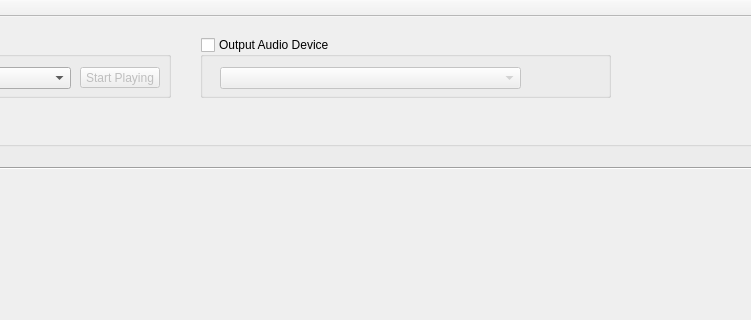
This is mainwindow.ui in scyphio122/Live_Audio_Streaming_App as Qt 5 draws it before an edit; both pictures show x 270 to 1021 and y 0 to 320 of the 1263 by 797 pixel window. The edited form follows.
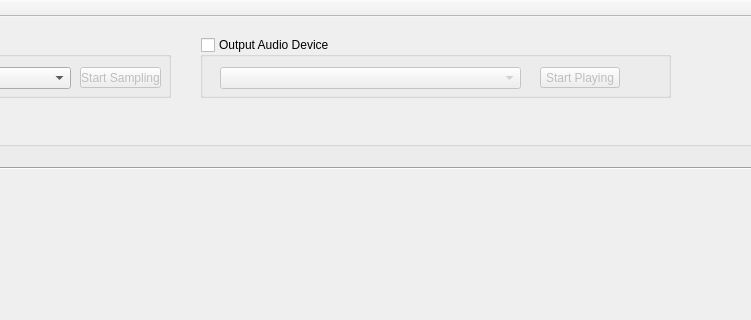
This is the edited form.

```diff
--- a/mainwindow.ui
+++ b/mainwindow.ui
@@ -50,12 +50,12 @@
       <rect>
        <x>330</x>
        <y>30</y>
-       <width>80</width>
+       <width>81</width>
        <height>21</height>
       </rect>
      </property>
      <property name="text">
-      <string>Start Playing</string>
+      <string>Start Sampling</string>
      </property>
     </widget>
    </widget>
@@ -64,7 +64,7 @@
      <rect>
       <x>470</x>
       <y>20</y>
-      <width>411</width>
+      <width>471</width>
       <height>61</height>
      </rect>
     </property>
@@ -87,6 +87,19 @@
       </rect>
      </property>
     </widget>
+    <widget class="QPushButton" name="pB_startStopPlaying">
+     <property name="geometry">
+      <rect>
+       <x>340</x>
+       <y>30</y>
+       <width>80</width>
+       <height>21</height>
+      </rect>
+     </property>
+     <property name="text">
+      <string>Start Playing</string>
+     </property>
+    </widget>
    </widget>
    <widget class="QGroupBox" name="gB_visualization">
     <property name="geometry">
```
